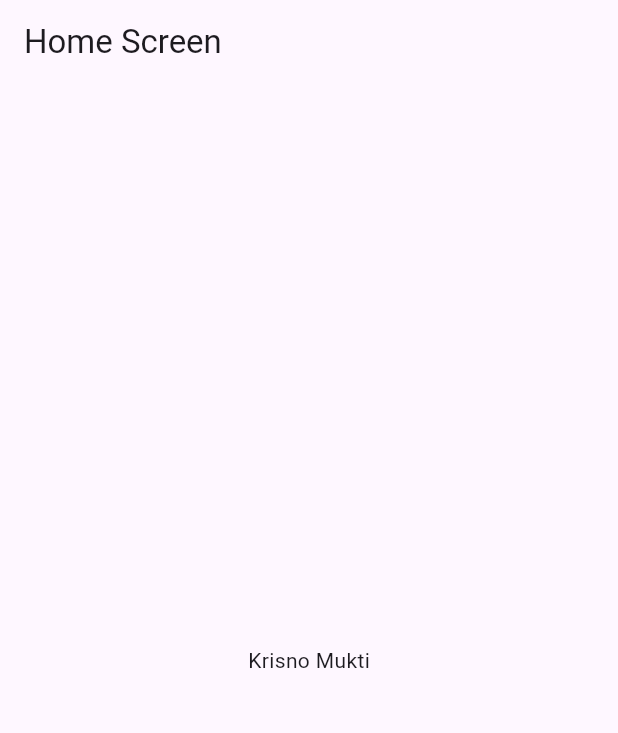
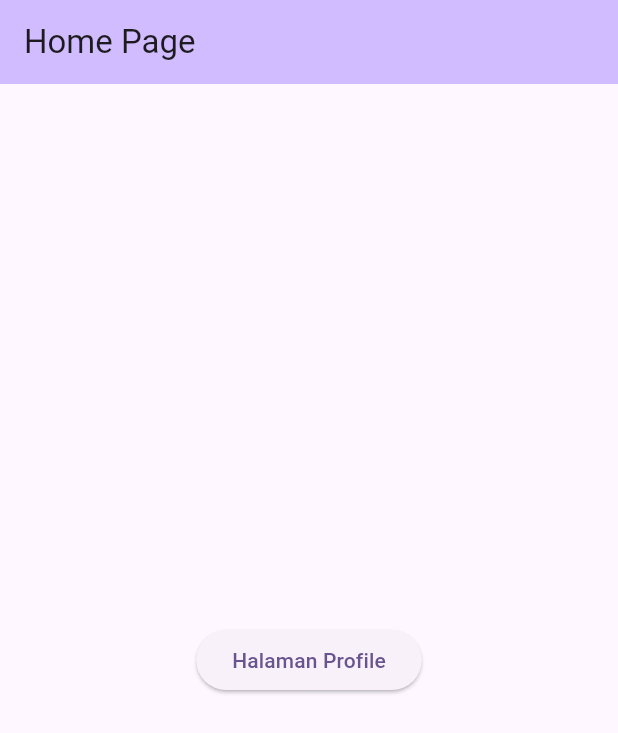
Before and after one commit to javs-nojs/deeplink_flutter, a Flutter app: the screen it shows after launch, on a phone screen of 412 x 824 dp. Shown: the top 733 px of the screen. Run offline on Flutter 3.47's test engine with Material 3 defaults, Android fonts, the phone set to English and light mode, and no system bars; our stand-ins replace auto_route.

Commit message:
auto route

```diff
--- a/lib/main.dart
+++ b/lib/main.dart
@@ -1,5 +1,5 @@
 import 'package:flutter/material.dart';
-import 'package:go_router/go_router.dart';
+import 'package:deeplink_flutter/routes/app_router.dart';
 
 void main() {
   runApp(const MyApp());
@@ -8,35 +8,17 @@ void main() {
 class MyApp extends StatelessWidget {
   const MyApp({super.key});
 
+  static final _appRouter = AppRouter();
+
   @override
   Widget build(BuildContext context) {
-    return MaterialApp.router(routerConfig: router);
+    return MaterialApp.router(
+      routerConfig: _appRouter.config(),
+      title: 'Flutter Demo',
+      theme: ThemeData(
+        colorScheme: ColorScheme.fromSeed(seedColor: Colors.deepPurple),
+        useMaterial3: true,
+      ),
+    );
   }
 }
-
-final router = GoRouter(
-  routes: [
-    GoRoute(
-      path: '/',
-      builder: (_, __) => Scaffold(
-        appBar: AppBar(
-          title: const Text('Home Screen'),
-        ),
-        body: const Center(
-          child: Text('Krisno Mukti'),
-        ),
-      ),
-    ),
-    GoRoute(
-      path: '/profile/:id',
-      builder: (context, state) => Scaffold(
-        appBar: AppBar(
-          title: const Text('Profile'),
-        ),
-        body: Center(
-          child: Text(state.pathParameters['id'].toString()),
-        ),
-      ),
-    ),
-  ],
-);
--- /dev/null
+++ b/lib/pages/home_page.dart
@@ -0,0 +1,23 @@
+import 'package:auto_route/auto_route.dart';
+import 'package:flutter/material.dart';
+import 'package:deeplink_flutter/routes/app_router.gr.dart';
+
+@RoutePage()
+class HomePage extends StatelessWidget {
+  const HomePage({super.key});
+
+  @override
+  Widget build(BuildContext context) {
+    return Scaffold(
+      appBar: AppBar(
+        backgroundColor: ThemeData.light().colorScheme.inversePrimary,
+        title: const Text('Home Page'),
+      ),
+      body: Center(
+        child: ElevatedButton(
+            onPressed: () => context.router.push(const ProfilePage()),
+            child: const Text('Halaman Profile')),
+      ),
+    );
+  }
+}
--- /dev/null
+++ b/lib/routes/app_router.dart
@@ -0,0 +1,11 @@
+import 'package:auto_route/auto_route.dart';
+import 'package:deeplink_flutter/routes/app_router.gr.dart';
+
+@AutoRouterConfig(replaceInRouteName: 'Screen,Route')
+class AppRouter extends $AppRouter {
+  @override
+  List<AutoRoute> get routes => [
+        AutoRoute(page: HomePage.page, initial: true, path: '/'),
+        AutoRoute(page: ProfilePage.page, path: '/profile')
+      ];
+}
--- a/pubspec.yaml
+++ b/pubspec.yaml
@@ -35,6 +35,7 @@ dependencies:
   # Use with the CupertinoIcons class for iOS style icons.
   cupertino_icons: ^1.0.2
   go_router: ^13.0.1
+  auto_route: ^7.8.1
 
 dev_dependencies:
   flutter_test:
@@ -46,6 +47,8 @@ dev_dependencies:
   # package. See that file for information about deactivating specific lint
   # rules and activating additional ones.
   flutter_lints: ^2.0.0
+  auto_route_generator: ^7.3.1
+  build_runner: ^2.4.8
 
 # For information on the generic Dart part of this file, see the
 # following page: https://dart.dev/tools/pub/pubspec
```
Also changed, not shown: lib/pages/profile_page.dart (added, +23 -0 lines), lib/routes/app_router.gr.dart (added), pubspec.lock.
